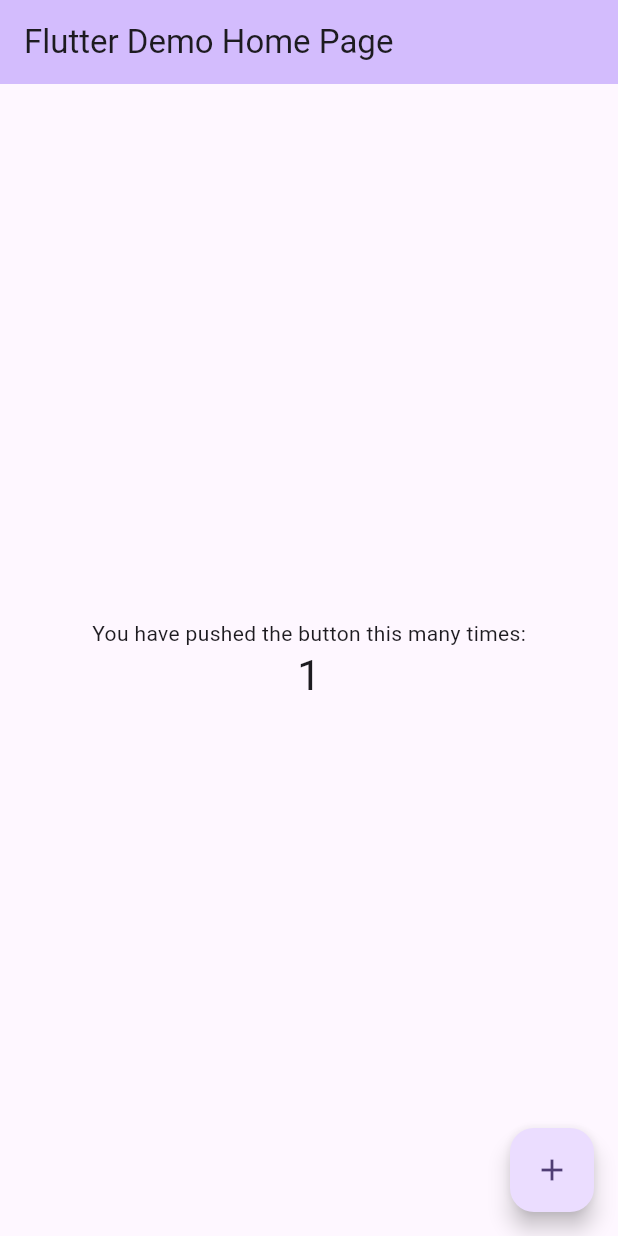
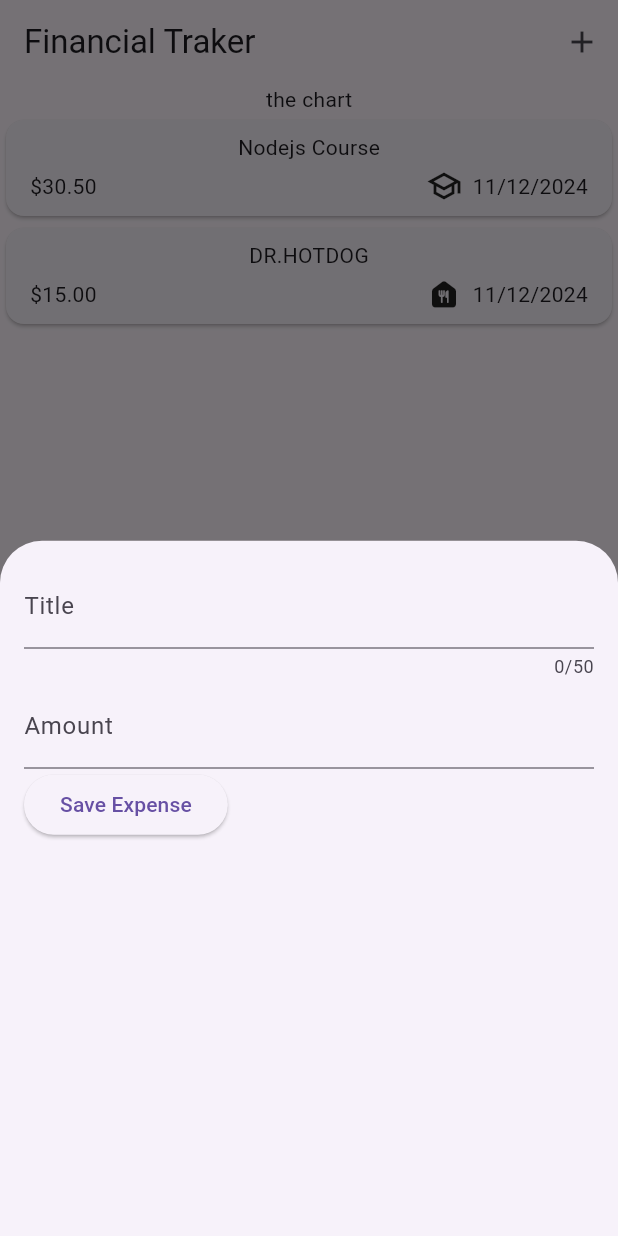
Before and after one commit to malhaq/FinancialTracker, a Flutter app: the screen it shows after launch, after a tap on the "add" icon, on a phone screen of 412 x 824 dp. Run offline on Flutter 3.47's test engine with Material 3 defaults, Android fonts, the phone set to English and light mode, and no system bars.

Commit message:
expense list card and the bottom sheet

```diff
--- a/lib/main.dart
+++ b/lib/main.dart
@@ -1,125 +1,10 @@
+import 'package:finance_manager/widgets/finances.dart';
 import 'package:flutter/material.dart';
 
 void main() {
-  runApp(const MyApp());
+  runApp(
+    const MaterialApp(
+      home: Finances(),
+    ),
+  );
 }
-
-class MyApp extends StatelessWidget {
-  const MyApp({super.key});
-
-  // This widget is the root of your application.
-  @override
-  Widget build(BuildContext context) {
-    return MaterialApp(
-      title: 'Flutter Demo',
-      theme: ThemeData(
-        // This is the theme of your application.
-        //
-        // TRY THIS: Try running your application with "flutter run". You'll see
-        // the application has a purple toolbar. Then, without quitting the app,
-        // try changing the seedColor in the colorScheme below to Colors.green
-        // and then invoke "hot reload" (save your changes or press the "hot
-        // reload" button in a Flutter-supported IDE, or press "r" if you used
-        // the command line to start the app).
-        //
-        // Notice that the counter didn't reset back to zero; the application
-        // state is not lost during the reload. To reset the state, use hot
-        // restart instead.
-        //
-        // This works for code too, not just values: Most code changes can be
-        // tested with just a hot reload.
-        colorScheme: ColorScheme.fromSeed(seedColor: Colors.deepPurple),
-        useMaterial3: true,
-      ),
-      home: const MyHomePage(title: 'Flutter Demo Home Page'),
-    );
-  }
-}
-
-class MyHomePage extends StatefulWidget {
-  const MyHomePage({super.key, required this.title});
-
-  // This widget is the home page of your application. It is stateful, meaning
-  // that it has a State object (defined below) that contains fields that affect
-  // how it looks.
-
-  // This class is the configuration for the state. It holds the values (in this
-  // case the title) provided by the parent (in this case the App widget) and
-  // used by the build method of the State. Fields in a Widget subclass are
-  // always marked "final".
-
-  final String title;
-
-  @override
-  State<MyHomePage> createState() => _MyHomePageState();
-}
-
-class _MyHomePageState extends State<MyHomePage> {
-  int _counter = 0;
-
-  void _incrementCounter() {
-    setState(() {
-      // This call to setState tells the Flutter framework that something has
-      // changed in this State, which causes it to rerun the build method below
-      // so that the display can reflect the updated values. If we changed
-      // _counter without calling setState(), then the build method would not be
-      // called again, and so nothing would appear to happen.
-      _counter++;
-    });
-  }
-
-  @override
-  Widget build(BuildContext context) {
-    // This method is rerun every time setState is called, for instance as done
-    // by the _incrementCounter method above.
-    //
-    // The Flutter framework has been optimized to make rerunning build methods
-    // fast, so that you can just rebuild anything that needs updating rather
-    // than having to individually change instances of widgets.
-    return Scaffold(
-      appBar: AppBar(
-        // TRY THIS: Try changing the color here to a specific color (to
-        // Colors.amber, perhaps?) and trigger a hot reload to see the AppBar
-        // change color while the other colors stay the same.
-        backgroundColor: Theme.of(context).colorScheme.inversePrimary,
-        // Here we take the value from the MyHomePage object that was created by
-        // the App.build method, and use it to set our appbar title.
-        title: Text(widget.title),
-      ),
-      body: Center(
-        // Center is a layout widget. It takes a single child and positions it
-        // in the middle of the parent.
-        child: Column(
-          // Column is also a layout widget. It takes a list of children and
-          // arranges them vertically. By default, it sizes itself to fit its
-          // children horizontally, and tries to be as tall as its parent.
-          //
-          // Column has various properties to control how it sizes itself and
-          // how it positions its children. Here we use mainAxisAlignment to
-          // center the children vertically; the main axis here is the vertical
-          // axis because Columns are vertical (the cross axis would be
-          // horizontal).
-          //
-          // TRY THIS: Invoke "debug painting" (choose the "Toggle Debug Paint"
-          // action in the IDE, or press "p" in the console), to see the
-          // wireframe for each widget.
-          mainAxisAlignment: MainAxisAlignment.center,
-          children: <Widget>[
-            const Text(
-              'You have pushed the button this many times:',
-            ),
-            Text(
-              '$_counter',
-              style: Theme.of(context).textTheme.headlineMedium,
-            ),
-          ],
-        ),
-      ),
-      floatingActionButton: FloatingActionButton(
-        onPressed: _incrementCounter,
-        tooltip: 'Increment',
-        child: const Icon(Icons.add),
-      ), // This trailing comma makes auto-formatting nicer for build methods.
-    );
-  }
-}
--- /dev/null
+++ b/lib/models/expense.dart
@@ -0,0 +1,35 @@
+import 'package:flutter/material.dart';
+import 'package:uuid/uuid.dart';
+import 'package:intl/intl.dart';
+
+const uuid =  Uuid();
+
+final formatter = DateFormat.yMd();
+
+enum Category {food,work,school,other}
+
+const categoryIcons ={
+  Category.food : Icons.food_bank_rounded,
+  Category.school : Icons.school_outlined,
+  Category.work : Icons.work,
+  Category.other: Icons.category,
+};
+
+class Expense {
+  Expense({
+    required this.title,
+    required this.amount,
+    required this.date,
+    required this.category,
+  }) : id = uuid.v4();
+
+  final String id;
+  final String title;
+  final double amount;
+  final DateTime date;
+  final Category category;
+
+  String get formattedDate{
+    return formatter.format(date);
+  }
+}
--- /dev/null
+++ b/lib/widgets/expenses_list/expense_item.dart
@@ -0,0 +1,43 @@
+import 'package:finance_manager/models/expense.dart';
+import 'package:flutter/material.dart';
+
+class ExpenseItem extends StatelessWidget {
+  const ExpenseItem(this.expense, {super.key});
+
+  final Expense expense;
+
+  @override
+  Widget build(BuildContext context) {
+    return Card(
+      child: Padding(
+        padding: const EdgeInsets.symmetric(
+          vertical: 8,
+          horizontal: 16,
+        ),
+        child: Column(
+          children: [
+            Text(expense.title),
+            const SizedBox(
+              height: 4,
+            ),
+            Row(
+              children: [
+                Text('\$${expense.amount.toStringAsFixed(2)}'),
+                const Spacer(),
+                Row(
+                  children: [
+                    Icon(categoryIcons[expense.category]),
+                    const SizedBox(
+                      width: 7,
+                    ),
+                    Text(expense.formattedDate),
+                  ],
+                ),
+              ],
+            ),
+          ],
+        ),
+      ),
+    );
+  }
+}
--- /dev/null
+++ b/lib/widgets/expenses_list/expenses_list.dart
@@ -0,0 +1,20 @@
+import 'package:finance_manager/models/expense.dart';
+import 'package:finance_manager/widgets/expenses_list/expense_item.dart';
+import 'package:flutter/material.dart';
+
+class ExpensesList extends StatelessWidget {
+  const ExpensesList({
+    super.key,
+    required this.expenses,
+  });
+
+  final List<Expense> expenses;
+
+  @override
+  Widget build(BuildContext context) {
+    return ListView.builder(
+      itemCount: expenses.length,
+      itemBuilder: (ctx, index) => ExpenseItem(expenses[index]),
+    );
+  }
+}
--- /dev/null
+++ b/lib/widgets/finances.dart
@@ -0,0 +1,57 @@
+import 'package:finance_manager/widgets/expenses_list/expenses_list.dart';
+import 'package:finance_manager/models/expense.dart';
+import 'package:finance_manager/widgets/new_expense.dart';
+import 'package:flutter/material.dart';
+
+class Finances extends StatefulWidget {
+  const Finances({super.key});
+
+  @override
+  State<Finances> createState() {
+    return _FinancesState();
+  }
+}
+
+class _FinancesState extends State<Finances> {
+  final List<Expense> _registeredExpenses = [
+    Expense(
+      title: "Nodejs Course",
+      amount: 30.50,
+      date: DateTime.now(),
+      category: Category.school,
+    ),
+    Expense(
+      title: "DR.HOTDOG",
+      amount: 15,
+      date: DateTime.now(),
+      category: Category.food,
+    ),
+  ];
+
+  void _addNewExpense () {
+    showModalBottomSheet(context: context, builder: (ctx)=>  const NewExpense());
+  }
+
+  @override
+  Widget build(BuildContext context) {
+    return Scaffold(
+      appBar: AppBar(
+        title: const Text("Financial Traker"),
+        actions: [
+          IconButton(
+            onPressed: _addNewExpense,
+            icon:const Icon(Icons.add),
+          ),
+        ],
+      ),
+      body: Column(
+        children: [
+          const Text('the chart'),
+          Expanded(
+            child: ExpensesList(expenses: _registeredExpenses),
+          ),
+        ],
+      ),
+    );
+  }
+}
--- /dev/null
+++ b/lib/widgets/new_expense.dart
@@ -0,0 +1,63 @@
+import 'package:flutter/material.dart';
+
+class NewExpense extends StatefulWidget {
+  const NewExpense({super.key});
+
+  @override
+  State<NewExpense> createState() {
+    return _NewExpenseState();
+  }
+}
+
+class _NewExpenseState extends State<NewExpense> {
+  final _titleHandller = TextEditingController();
+  final _amountHandller = TextEditingController();
+
+  @override
+  void dispose() {
+    _amountHandller.dispose();
+    _titleHandller.dispose();
+    super.dispose();
+  }
+
+  // String _enteredTitle = '';
+
+  // void _saveTitle(String title) {
+  //   _enteredTitle = title;
+  // }
+
+  @override
+  Widget build(BuildContext context) {
+    return Padding(
+      padding: const EdgeInsets.all(16),
+      child: Column(
+        children: [
+          TextField(
+            controller: _titleHandller,
+            maxLength: 50,
+            decoration: const InputDecoration(label: Text('Title')),
+          ),
+          const SizedBox(height: 4),
+          TextField(
+            controller: _amountHandller,
+            keyboardType: TextInputType.number,
+            decoration: const InputDecoration(
+              prefixText: '\$ ',
+              label: Text('Amount'),
+            ),
+          ),
+          Row(
+            children: [
+              ElevatedButton(
+                onPressed: () {
+                  print('${_titleHandller.text}  ${_amountHandller.text}');
+                },
+                child: const Text('Save Expense'),
+              ),
+            ],
+          )
+        ],
+      ),
+    );
+  }
+}
--- a/pubspec.yaml
+++ b/pubspec.yaml
@@ -35,6 +35,8 @@ dependencies:
   # The following adds the Cupertino Icons font to your application.
   # Use with the CupertinoIcons class for iOS style icons.
   cupertino_icons: ^1.0.8
+  uuid: ^4.5.1
+  intl: ^0.19.0
 
 dev_dependencies:
   flutter_test:
```
Also changed, not shown: pubspec.lock.
